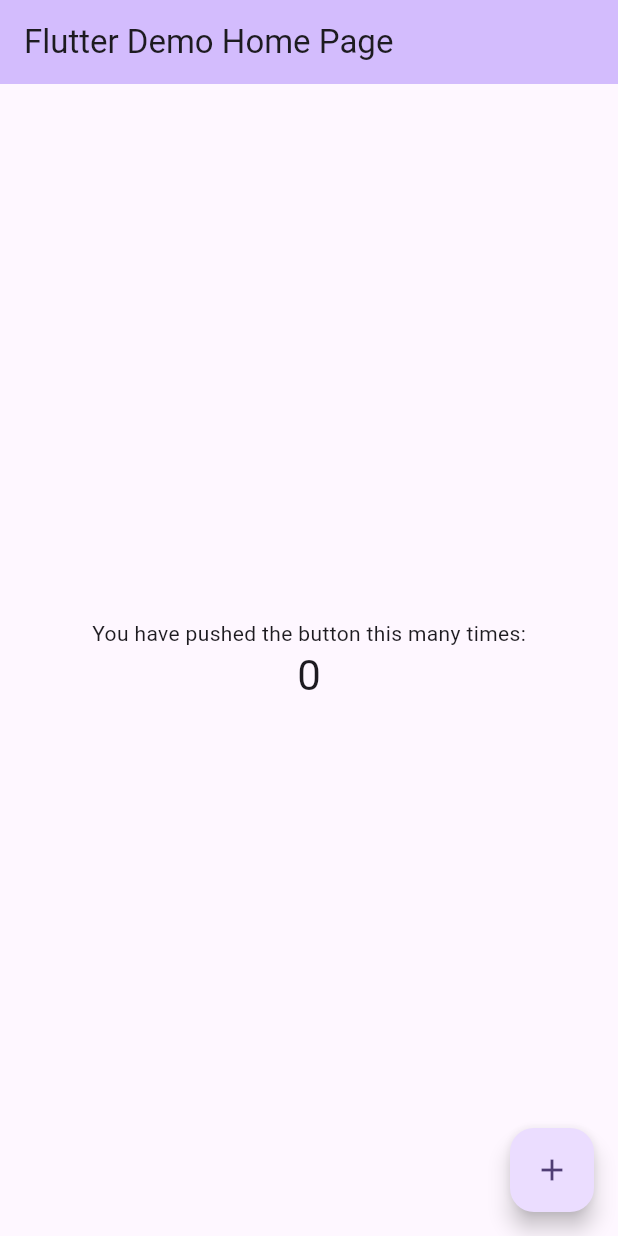
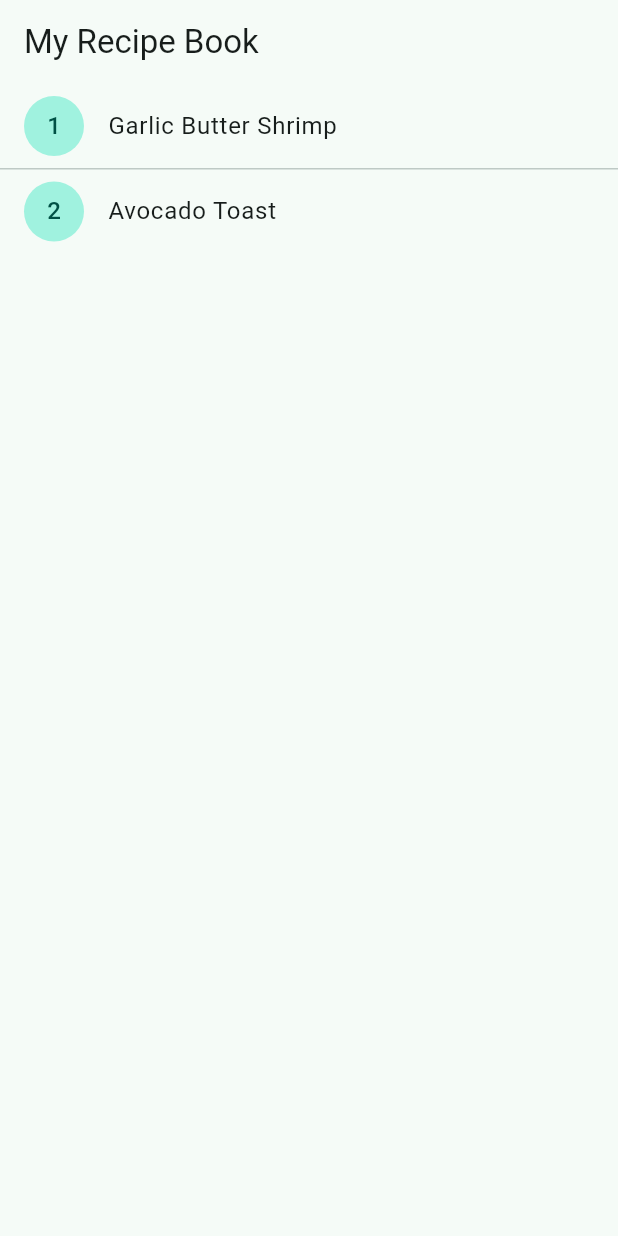
Before and after one commit to pjasmat/recipe-book-app, a Flutter app: the screen it shows after launch, on a phone screen of 412 x 824 dp. Run offline on Flutter 3.47's test engine with Material 3 defaults, Android fonts, the phone set to English and light mode, and no system bars.

Commit message:
chore: scaffold Flutter app

```diff
--- a/lib/main.dart
+++ b/lib/main.dart
@@ -1,122 +1,58 @@
 import 'package:flutter/material.dart';
+import 'models/recipe.dart';
+import 'screens/home_screen.dart';
 
 void main() {
-  runApp(const MyApp());
+  runApp(const RecipeBookApp());
 }
 
-class MyApp extends StatelessWidget {
-  const MyApp({super.key});
+class RecipeBookApp extends StatelessWidget {
+  const RecipeBookApp({super.key});
 
-  // This widget is the root of your application.
   @override
   Widget build(BuildContext context) {
+    final recipes = <Recipe>[
+      const Recipe(
+        id: 1,
+        name: 'Garlic Butter Shrimp',
+        ingredients: [
+          '1 lb shrimp, peeled & deveined',
+          '3 tbsp butter',
+          '4 cloves garlic, minced',
+          'Salt & pepper',
+          'Lemon, parsley'
+        ],
+        instructions: [
+          'Season shrimp.',
+          'Melt butter, sauté garlic.',
+          'Cook shrimp 1–2 min/side.',
+          'Finish with lemon and parsley.'
+        ],
+      ),
+      const Recipe(
+        id: 2,
+        name: 'Avocado Toast',
+        ingredients: [
+          '2 slices sourdough',
+          '1 ripe avocado',
+          'Lemon, salt, pepper, chili flakes'
+        ],
+        instructions: [
+          'Toast bread.',
+          'Mash avocado with lemon, salt & pepper.',
+          'Spread; top with chili flakes.'
+        ],
+      ),
+    ];
+
     return MaterialApp(
-      title: 'Flutter Demo',
+      title: 'Recipe Book App',
       theme: ThemeData(
-        // This is the theme of your application.
-        //
-        // TRY THIS: Try running your application with "flutter run". You'll see
-        // the application has a purple toolbar. Then, without quitting the app,
-        // try changing the seedColor in the colorScheme below to Colors.green
-        // and then invoke "hot reload" (save your changes or press the "hot
-        // reload" button in a Flutter-supported IDE, or press "r" if you used
-        // the command line to start the app).
-        //
-        // Notice that the counter didn't reset back to zero; the application
-        // state is not lost during the reload. To reset the state, use hot
-        // restart instead.
-        //
-        // This works for code too, not just values: Most code changes can be
-        // tested with just a hot reload.
-        colorScheme: ColorScheme.fromSeed(seedColor: Colors.deepPurple),
+        useMaterial3: true,
+        colorSchemeSeed: const Color.fromARGB(255, 0, 255, 221),
+        brightness: Brightness.light,
       ),
-      home: const MyHomePage(title: 'Flutter Demo Home Page'),
+      home: HomeScreen(recipes: recipes),
     );
   }
 }
-
-class MyHomePage extends StatefulWidget {
-  const MyHomePage({super.key, required this.title});
-
-  // This widget is the home page of your application. It is stateful, meaning
-  // that it has a State object (defined below) that contains fields that affect
-  // how it looks.
-
-  // This class is the configuration for the state. It holds the values (in this
-  // case the title) provided by the parent (in this case the App widget) and
-  // used by the build method of the State. Fields in a Widget subclass are
-  // always marked "final".
-
-  final String title;
-
-  @override
-  State<MyHomePage> createState() => _MyHomePageState();
-}
-
-class _MyHomePageState extends State<MyHomePage> {
-  int _counter = 0;
-
-  void _incrementCounter() {
-    setState(() {
-      // This call to setState tells the Flutter framework that something has
-      // changed in this State, which causes it to rerun the build method below
-      // so that the display can reflect the updated values. If we changed
-      // _counter without calling setState(), then the build method would not be
-      // called again, and so nothing would appear to happen.
-      _counter++;
-    });
-  }
-
-  @override
-  Widget build(BuildContext context) {
-    // This method is rerun every time setState is called, for instance as done
-    // by the _incrementCounter method above.
-    //
-    // The Flutter framework has been optimized to make rerunning build methods
-    // fast, so that you can just rebuild anything that needs updating rather
-    // than having to individually change instances of widgets.
-    return Scaffold(
-      appBar: AppBar(
-        // TRY THIS: Try changing the color here to a specific color (to
-        // Colors.amber, perhaps?) and trigger a hot reload to see the AppBar
-        // change color while the other colors stay the same.
-        backgroundColor: Theme.of(context).colorScheme.inversePrimary,
-        // Here we take the value from the MyHomePage object that was created by
-        // the App.build method, and use it to set our appbar title.
-        title: Text(widget.title),
-      ),
-      body: Center(
-        // Center is a layout widget. It takes a single child and positions it
-        // in the middle of the parent.
-        child: Column(
-          // Column is also a layout widget. It takes a list of children and
-          // arranges them vertically. By default, it sizes itself to fit its
-          // children horizontally, and tries to be as tall as its parent.
-          //
-          // Column has various properties to control how it sizes itself and
-          // how it positions its children. Here we use mainAxisAlignment to
-          // center the children vertically; the main axis here is the vertical
-          // axis because Columns are vertical (the cross axis would be
-          // horizontal).
-          //
-          // TRY THIS: Invoke "debug painting" (choose the "Toggle Debug Paint"
-          // action in the IDE, or press "p" in the console), to see the
-          // wireframe for each widget.
-          mainAxisAlignment: MainAxisAlignment.center,
-          children: <Widget>[
-            const Text('You have pushed the button this many times:'),
-            Text(
-              '$_counter',
-              style: Theme.of(context).textTheme.headlineMedium,
-            ),
-          ],
-        ),
-      ),
-      floatingActionButton: FloatingActionButton(
-        onPressed: _incrementCounter,
-        tooltip: 'Increment',
-        child: const Icon(Icons.add),
-      ), // This trailing comma makes auto-formatting nicer for build methods.
-    );
-  }
-}
--- /dev/null
+++ b/lib/models/recipe.dart
@@ -0,0 +1,13 @@
+class Recipe {
+  final int id;
+  final String name;
+  final List<String> ingredients;
+  final List<String> instructions;
+
+  const Recipe({
+    required this.id,
+    required this.name,
+    required this.ingredients,
+    required this.instructions,
+  });
+}
--- /dev/null
+++ b/lib/screens/home_screen.dart
@@ -0,0 +1,35 @@
+import 'package:flutter/material.dart';
+import '../models/recipe.dart';
+import 'details_screen.dart';
+
+class HomeScreen extends StatelessWidget {
+  final List<Recipe> recipes;
+
+  const HomeScreen({super.key, required this.recipes});
+
+  @override
+  Widget build(BuildContext context) {
+    return Scaffold(
+      appBar: AppBar(title: const Text('My Recipe Book')),
+      body: ListView.separated(
+        itemCount: recipes.length,
+        separatorBuilder: (_, __) => const Divider(height: 1),
+        itemBuilder: (context, i) {
+          final r = recipes[i];
+          return ListTile(
+            leading: CircleAvatar(child: Text('${i + 1}')),
+            title: Text(r.name),
+            onTap: () {
+              Navigator.push(
+                context,
+                MaterialPageRoute(
+                  builder: (_) => DetailsScreen(recipe: r),
+                ),
+              );
+            },
+          );
+        },
+      ),
+    );
+  }
+}
```
Also changed, not shown: lib/screens/details_screen.dart (added, +48 -0 lines), 1 other file.
